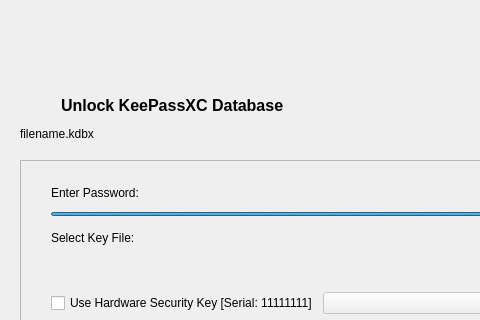
Qt form src/gui/DatabaseOpenWidget.ui (aman-apk/hisn) before a commit; both pictures show x 0 to 480 and y 0 to 320 of the 745 by 544 pixel window.
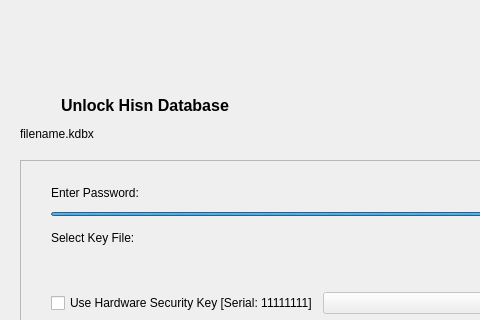
The same form after that commit. Custom widgets are drawn as their Qt base class.

Commit message:
Rebrand KeePassXC -> Hisn (حصن): Arabic identity, copper shield logo
- Rename app/binaries: Hisn, hisn-cli, hisn-proxy; org.hisn.Hisn ids
- New copper-shield icon set (app/locked/unlocked/monochrome/ico/icns/kdbx)
- Arabic-first desktop entry, appdata, display name حصن
- Rewrite README with KeePassXC/GPL attribution
- Preserve compatibility: KDBX format, application/x-keepass2 MIME,
  keepassxc:// deep-link scheme, org.keepassxc.keepassxc_browser native
  messaging host + extension id, KeePassXC-Browser Settings CustomData key,
  KPXC_* keys, internal keepassxc_core/gui lib target names

The edit to the form file:
```diff
--- a/src/gui/DatabaseOpenWidget.ui
+++ b/src/gui/DatabaseOpenWidget.ui
@@ -88,7 +88,7 @@
              </font>
             </property>
             <property name="text">
-             <string>Unlock KeePassXC Database</string>
+             <string>Unlock Hisn Database</string>
             </property>
            </widget>
           </item>
```
Left out of the diff: 2 changed lines with no effect on the pictures. The commit also changes 165 other files.
